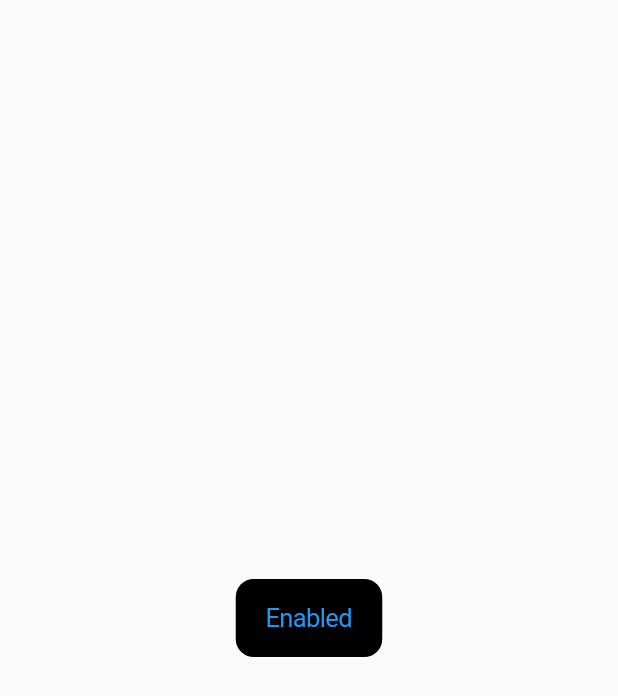
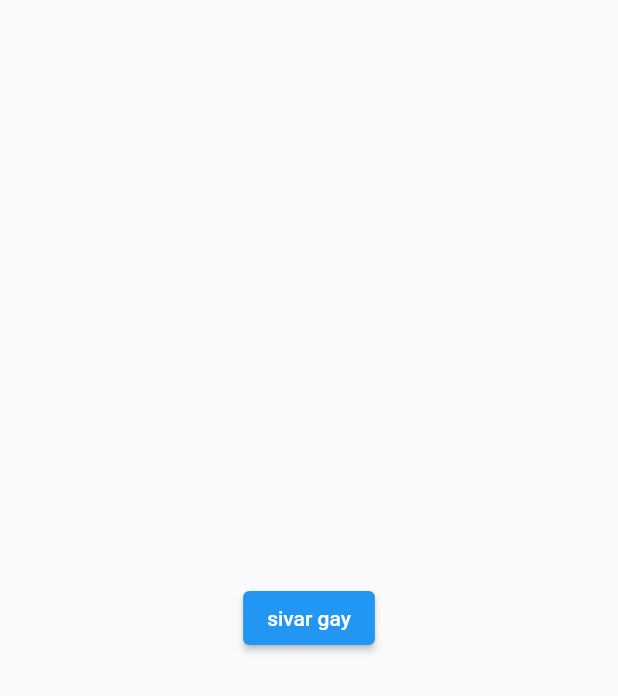
Before and after one commit to BawarX/XyloPhone-flutter, a Flutter app: the screen it shows after launch, on a phone screen of 412 x 824 dp. Shown: the top 696 px of the screen. Run offline on Flutter 3.47's test engine with Material 2 defaults, Android fonts, the phone set to English and light mode, and no system bars; our stand-ins replace audioplayers.

Commit message:
fixed a package to sivar

```diff
--- a/lib/main.dart
+++ b/lib/main.dart
@@ -1,7 +1,6 @@
 import 'package:audioplayers/audioplayers.dart';
-import 'package:flutter/cupertino.dart';
 import 'package:flutter/material.dart';
-import 'package:audioplayers/audio_cache.dart';
+
 void main(List<String> args) {
   runApp(const MyApp());
 }
@@ -30,13 +29,15 @@ class _MusicPlayerState extends State<MusicPlayer> {
     return Scaffold(
         body: SafeArea(
       child: Center(
-        child: CupertinoButton(
-          color: Colors.black,
+        child: ElevatedButton(
           onPressed: () {
-            final player = AudioCache();
-
+            print("hello");
+            final audio2 = AudioPlayer();
+            audio2.play(
+              AssetSource('assets/mamle.mp3'),
+            );
           },
-          child: const Text('Enabled'),
+          child: const Text('sivar gay'),
         ),
       ),
     ));
--- a/pubspec.yaml
+++ b/pubspec.yaml
@@ -37,7 +37,7 @@ dependencies:
   font_awesome_flutter: ^9.2.0
   animated_text_kit: ^4.2.1
   carousel_slider: ^4.1.1
-  audioplayers: ^5.0.0
+  audioplayers: ^1.0.1
 
 
 
```
Also changed, not shown: pubspec.lock.
